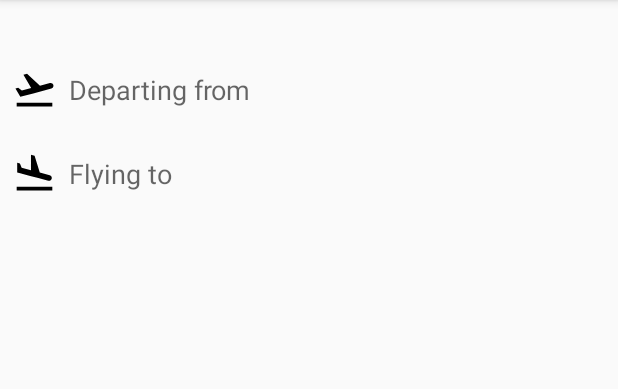
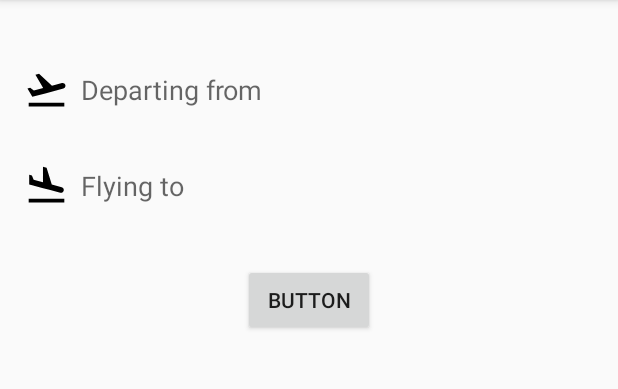
Before and after one commit to ValeryPonomarenko/TicketsApp, an Android app: the screen it shows after launch (MainActivity), on a phone screen of 412 x 824 dp, the part 84-473 px from its top. Run offline under Robolectric (Android 15) with nearby library versions, the phone set to English and light mode, and no system bars; libraries missing offline, so code that uses them is left out: me.vponomarenko.injectionmanager; 3 statements that could not run were skipped.

Commit message:
add a motion layout

```diff
--- a/app/build.gradle
+++ b/app/build.gradle
@@ -47,7 +47,6 @@ dependencies {
 
     implementation deps.kotlin
     implementation deps.appcompat
-    implementation deps.constraintlayout
     implementation deps.dagger
     implementation deps.componentsmanager
     kapt annotation.dagger
--- a/presentation/search/build.gradle
+++ b/presentation/search/build.gradle
@@ -24,6 +24,7 @@ dependencies {
 
     implementation deps.kotlin
     implementation deps.appcompat
+    implementation deps.constraintlayout
     implementation deps.dagger
     implementation deps.componentsmanager
     kapt annotation.dagger
--- a/presentation/search/src/main/java/me/vponomarenko/ticketsapp/presentation/search/ticket/view/FragmentSearch.kt
+++ b/presentation/search/src/main/java/me/vponomarenko/ticketsapp/presentation/search/ticket/view/FragmentSearch.kt
@@ -32,5 +32,8 @@ class FragmentSearch : Fragment() {
         group_destination_to.setOnClickListener {
             navigator.openDestinationSearch(group_destination_to, ViewCompat.getTransitionName(group_destination_to)!!, false)
         }
+        button_search.setOnClickListener {
+            motion.transitionToEnd()
+        }
     }
 }
--- a/presentation/search/src/main/res/layout/fragment_search.xml
+++ b/presentation/search/src/main/res/layout/fragment_search.xml
@@ -1,15 +1,17 @@
 <?xml version="1.0" encoding="utf-8"?>
-<RelativeLayout xmlns:android="http://schemas.android.com/apk/res/android"
+<androidx.constraintlayout.motion.widget.MotionLayout xmlns:android="http://schemas.android.com/apk/res/android"
+    xmlns:app="http://schemas.android.com/apk/res-auto"
     xmlns:tools="http://schemas.android.com/tools"
     android:layout_width="match_parent"
     android:layout_height="match_parent"
-    android:orientation="vertical">
+    android:id="@+id/motion"
+    app:applyMotionScene="true"
+    app:layoutDescription="@xml/search_motion_scene">
 
     <LinearLayout
         android:id="@+id/group_destination_from"
         android:layout_width="match_parent"
         android:layout_height="wrap_content"
-        android:layout_marginTop="32dp"
         android:foreground="?android:attr/selectableItemBackground"
         android:orientation="horizontal"
         android:padding="8dp"
@@ -61,4 +63,16 @@
 
     </LinearLayout>
 
-</RelativeLayout>
+    <Button
+        android:id="@+id/button_search"
+        android:layout_width="wrap_content"
+        android:layout_height="wrap_content"
+        android:layout_marginStart="8dp"
+        android:layout_marginTop="24dp"
+        android:layout_marginEnd="8dp"
+        android:text="Button"
+        app:layout_constraintEnd_toEndOf="parent"
+        app:layout_constraintStart_toStartOf="parent"
+        app:layout_constraintTop_toBottomOf="@+id/group_destination_to" />
+
+</androidx.constraintlayout.motion.widget.MotionLayout>
--- /dev/null
+++ b/presentation/search/src/main/res/xml/search_motion_scene.xml
@@ -0,0 +1,62 @@
+<?xml version="1.0" encoding="utf-8"?>
+<MotionScene xmlns:android="http://schemas.android.com/apk/res/android"
+    xmlns:motion="http://schemas.android.com/apk/res-auto">
+
+    <Transition
+        motion:constraintSetEnd="@id/end"
+        motion:constraintSetStart="@id/start"
+        motion:duration="1000"
+        motion:interpolator="linear" />
+
+    <ConstraintSet android:id="@+id/start">
+
+        <Constraint
+            android:id="@id/group_destination_from"
+            android:layout_width="match_parent"
+            android:layout_height="wrap_content"
+            android:layout_marginStart="8dp"
+            android:layout_marginTop="32dp"
+            android:layout_marginEnd="8dp"
+            motion:layout_constraintEnd_toEndOf="parent"
+            motion:layout_constraintStart_toStartOf="parent"
+            motion:layout_constraintTop_toTopOf="parent" />
+
+        <Constraint
+            android:id="@id/group_destination_to"
+            android:layout_width="match_parent"
+            android:layout_height="wrap_content"
+            android:layout_marginStart="8dp"
+            android:layout_marginTop="8dp"
+            android:layout_marginEnd="8dp"
+            motion:layout_constraintEnd_toEndOf="parent"
+            motion:layout_constraintStart_toStartOf="parent"
+            motion:layout_constraintTop_toBottomOf="@+id/group_destination_from" />
+
+    </ConstraintSet>
+
+    <ConstraintSet android:id="@+id/end">
+
+        <Constraint
+            android:id="@id/group_destination_from"
+            android:layout_marginStart="8dp"
+            android:layout_marginTop="0dp"
+            android:layout_marginEnd="0dp"
+            android:alpha="0"
+            motion:layout_constraintEnd_toEndOf="parent"
+            motion:layout_constraintStart_toStartOf="parent"
+            motion:layout_constraintTop_toTopOf="parent" />
+
+        <Constraint
+            android:id="@id/group_destination_to"
+            android:layout_marginStart="0dp"
+            android:layout_marginTop="0dp"
+            android:layout_marginEnd="0dp"
+            android:alpha="0"
+            motion:layout_constraintEnd_toEndOf="parent"
+            motion:layout_constraintStart_toStartOf="parent"
+            motion:layout_constraintTop_toBottomOf="@+id/group_destination_from" />
+
+    </ConstraintSet>
+
+
+</MotionScene>
```
